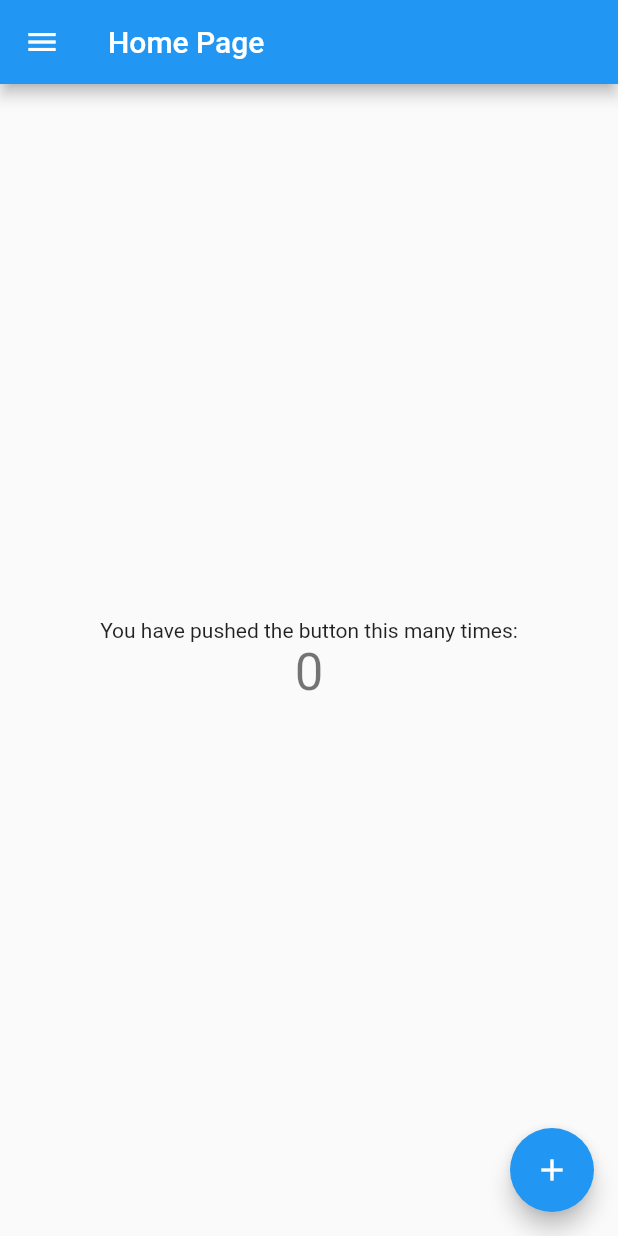
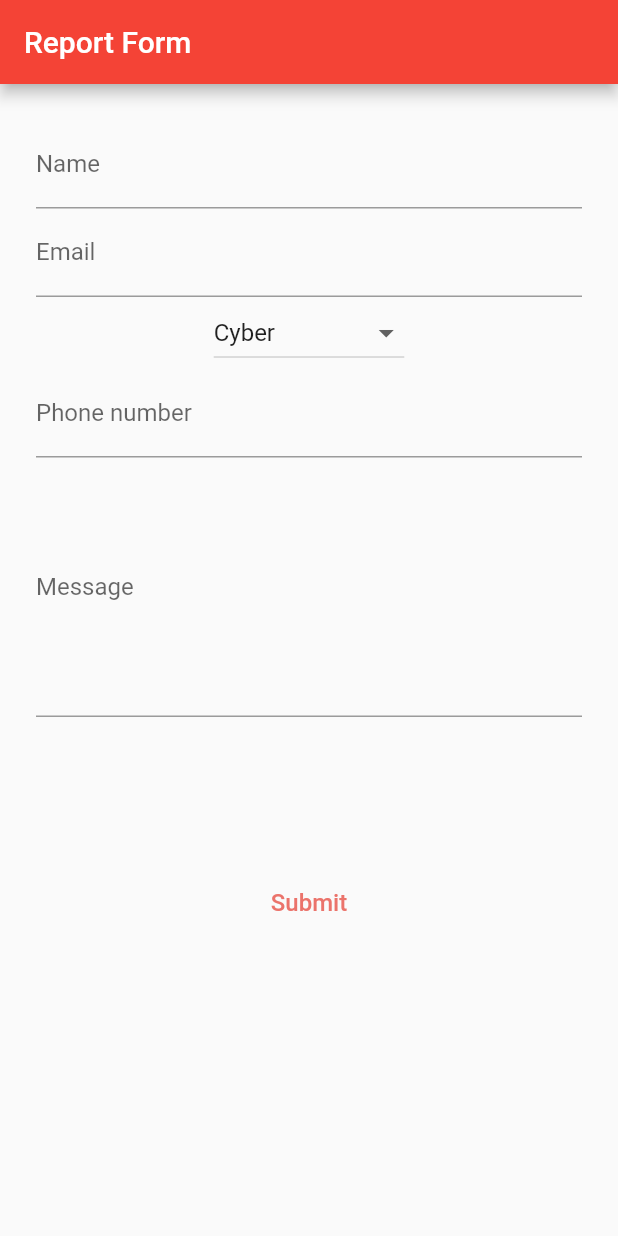
Before and after one commit to azzuhripasaribu/PBD-Final-Project, a Flutter app: the screen it shows after launch, on a phone screen of 412 x 824 dp. Run offline on Flutter 3.47's test engine with Material 2 defaults, Android fonts, the light colour scheme and no system bars.

Commit message:
Tau ah gelap

```diff
--- a/lib/main.dart
+++ b/lib/main.dart
@@ -1,5 +1,5 @@
 import 'package:flutter/material.dart';
-import 'package:final_project/page/drawer.dart';
+import 'package:final_project/page/report_form.dart';
 
 void main() {
   runApp(const MyApp());
@@ -23,96 +23,9 @@ class MyApp extends StatelessWidget {
         // or simply save your changes to "hot reload" in a Flutter IDE).
         // Notice that the counter didn't reset back to zero; the application
         // is not restarted.
-        primarySwatch: Colors.blue,
+        primarySwatch: Colors.red,
       ),
-      home: const MyHomePage(),
+      home: FormScreen(),
     );
   }
 }
-
-class MyHomePage extends StatefulWidget {
-  const MyHomePage({super.key});
-
-  // This widget is the home page of your application. It is stateful, meaning
-  // that it has a State object (defined below) that contains fields that affect
-  // how it looks.
-
-  // This class is the configuration for the state. It holds the values (in this
-  // case the title) provided by the parent (in this case the App widget) and
-  // used by the build method of the State. Fields in a Widget subclass are
-  // always marked "final".
-
-  final String title = "Home Page";
-
-  @override
-  State<MyHomePage> createState() => _MyHomePageState();
-}
-
-class _MyHomePageState extends State<MyHomePage> {
-  int _counter = 0;
-
-  void _incrementCounter() {
-    setState(() {
-      // This call to setState tells the Flutter framework that something has
-      // changed in this State, which causes it to rerun the build method below
-      // so that the display can reflect the updated values. If we changed
-      // _counter without calling setState(), then the build method would not be
-      // called again, and so nothing would appear to happen.
-      _counter++;
-    });
-  }
-
-  @override
-  Widget build(BuildContext context) {
-    // This method is rerun every time setState is called, for instance as done
-    // by the _incrementCounter method above.
-    //
-    // The Flutter framework has been optimized to make rerunning build methods
-    // fast, so that you can just rebuild anything that needs updating rather
-    // than having to individually change instances of widgets.
-    return Scaffold(
-      appBar: AppBar(
-        // Here we take the value from the MyHomePage object that was created by
-        // the App.build method, and use it to set our appbar title.
-        title: Text(widget.title),
-
-      ),
-      drawer: myDrawer(context),
-      body: Center(
-        // Center is a layout widget. It takes a single child and positions it
-        // in the middle of the parent.
-        child: Column(
-          // Column is also a layout widget. It takes a list of children and
-          // arranges them vertically. By default, it sizes itself to fit its
-          // children horizontally, and tries to be as tall as its parent.
-          //
-          // Invoke "debug painting" (press "p" in the console, choose the
-          // "Toggle Debug Paint" action from the Flutter Inspector in Android
-          // Studio, or the "Toggle Debug Paint" command in Visual Studio Code)
-          // to see the wireframe for each widget.
-          //
-          // Column has various properties to control how it sizes itself and
-          // how it positions its children. Here we use mainAxisAlignment to
-          // center the children vertically; the main axis here is the vertical
-          // axis because Columns are vertical (the cross axis would be
-          // horizontal).
-          mainAxisAlignment: MainAxisAlignment.center,
-          children: <Widget>[
-            const Text(
-              'You have pushed the button this many times:',
-            ),
-            Text(
-              '$_counter',
-              style: Theme.of(context).textTheme.headline4,
-            ),
-          ],
-        ),
-      ),
-      floatingActionButton: FloatingActionButton(
-        onPressed: _incrementCounter,
-        tooltip: 'Increment',
-        child: const Icon(Icons.add),
-      ), // This trailing comma makes auto-formatting nicer for build methods.
-    );
-  }
-}
--- a/lib/page/drawer.dart
+++ b/lib/page/drawer.dart
@@ -1,21 +1,22 @@
-import 'package:final_project/main.dart';
-import 'package:flutter/material.dart';
+//import 'package:final_project/main.dart';
+//import 'package:final_project/page/report_form.dart';
+//import 'package:flutter/material.dart';
 
-Drawer myDrawer(context){
-  return Drawer(
-    child: Column(
-      children: [
+//Drawer myDrawer(context){
+  //return Drawer(
+    //child: Column(
+      //children: [
         // Clickable menu
-        ListTile(
-          title: const Text('Home'),
-          onTap: () {
-            Navigator.pushReplacement(
-              context,
-              MaterialPageRoute(builder: (context) => const MyHomePage())
-            );
-          }
-        ),
-      ],
-    ),
-  );
-}
+        //ListTile(
+          //title: const Text('Home'),
+          //onTap: () {
+            //Navigator.pushReplacement(
+              //context,
+              //MaterialPageRoute(builder: (context) => const MyHomePage())
+            //);
+          //}
+        //),
+      //],
+    //),
+  //);
+//}
--- /dev/null
+++ b/lib/page/report_form.dart
@@ -0,0 +1,172 @@
+import 'package:flutter/material.dart';
+
+class FormScreen extends StatefulWidget {
+  @override
+  State<StatefulWidget> createState() {
+    return FormScreenState();
+  }
+}
+
+class FormScreenState extends State<FormScreen> {
+  FormScreenState() {
+    _type = _TypeHarrasment[0];
+  }
+  bool isLoading = true;
+
+  String? _name;
+  String? _email;
+  String? _phoneNumber;
+
+  String? _message;
+
+  List<String> _TypeHarrasment = [
+    'Cyber',
+    'Sexual',
+    'Physical',
+    'Psychological',
+    'Discriminatory',
+    'Others',
+  ];
+  String? _type = '';
+
+  final GlobalKey<FormState> _formKey = GlobalKey<FormState>();
+
+  Widget _buildName() {
+    return TextFormField(
+      decoration: InputDecoration(labelText: 'Name'),
+      validator: (value) {
+        if (value == null || value.isEmpty) {
+          return 'Name is Required';
+        }
+        return null;
+      },
+      onSaved: (value) {
+        _name = value!;
+      },
+    );
+  }
+
+  Widget _buildEmail() {
+    return TextFormField(
+      decoration: InputDecoration(labelText: 'Email'),
+      validator: (value) {
+        if (value == null || value.isEmpty) {
+          return 'Email is Required';
+        }
+
+        if (!RegExp(
+                r"[a-z0-9!#$%&'*+/=?^_`{|}~-]+(?:\.[a-z0-9!#$%&'*+/=?^_`{|}~-]+)*@(?:[a-z0-9](?:[a-z0-9-]*[a-z0-9])?\.)+[a-z0-9](?:[a-z0-9-]*[a-z0-9])?")
+            .hasMatch(value)) {
+          return 'Please enter a valid email Address';
+        }
+        return null;
+      },
+      onSaved: (value) {
+        _email = value!;
+      },
+    );
+  }
+
+  Widget _buildPhoneNumber() {
+    return TextFormField(
+      decoration: InputDecoration(labelText: 'Phone number'),
+      keyboardType: TextInputType.phone,
+      validator: (value) {
+        if (value == null || value.isEmpty) {
+          return 'Phone number is Required';
+        }
+        return null;
+      },
+      onSaved: (value) {
+        _phoneNumber = value!;
+      },
+    );
+  }
+
+  Widget _buildType() {
+    return DropdownButton(
+      value: _type,
+      items: _TypeHarrasment.map((e) => DropdownMenuItem(
+            child: Text(e),
+            value: e,
+          )).toList(),
+      onChanged: (val) {
+        setState(() {
+          _type = val as String;
+        });
+      },
+    );
+  }
+
+  Widget _buildMessage() {
+    return TextFormField(
+      decoration:
+          InputDecoration(labelText: 'Message', hintText: 'Write the Message'),
+      maxLines: 7,
+      validator: (value) {
+        if (value == null || value.isEmpty) {
+          return 'Message is Required';
+        }
+        return null;
+      },
+      onSaved: (value) {
+        _message = value!;
+      },
+    );
+  }
+
+  @override
+  Widget build(BuildContext context) {
+    return Scaffold(
+      appBar: AppBar(title: Text("Report Form")),
+      body: SingleChildScrollView(
+        child: Container(
+          margin: EdgeInsets.all(24),
+          child: Form(
+            key: _formKey,
+            child: Column(
+              mainAxisAlignment: MainAxisAlignment.center,
+              children: <Widget>[
+                _buildName(),
+                _buildEmail(),
+                _buildType(),
+                _buildPhoneNumber(),
+                _buildMessage(),
+                SizedBox(height: 100),
+                TextButton(
+                  child: Text(
+                    'Submit',
+                    style: TextStyle(
+                        color: Color.fromARGB(255, 235, 115, 107),
+                        fontSize: 16),
+                  ),
+                  onPressed: () {
+                    print(_name);
+                    print(_email);
+                    print(_phoneNumber);
+                    print(_TypeHarrasment);
+                    print(_message);
+
+                    //Send to API
+                  },
+                )
+              ],
+            ),
+          ),
+        ),
+      ),
+    );
+  }
+}
+
+//class ShinyButton extends StatefulWidget {
+  //final Widget child;
+  //final Color color;
+  //final VoidCallback onTap;
+
+  //const ShinyButton({Key key,this.color,this.onTap,this.child,}) : super(key: key);
+
+  //@override
+  //_ShinyButtonState createState() => _ShinyButtonState();
+
+//}
```
